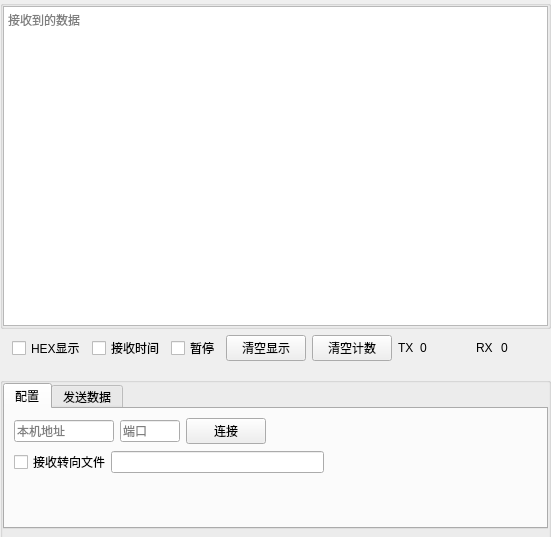
Old version of the form UI/TCPServer.ui in the repository BeiChenYx/NetDebug.
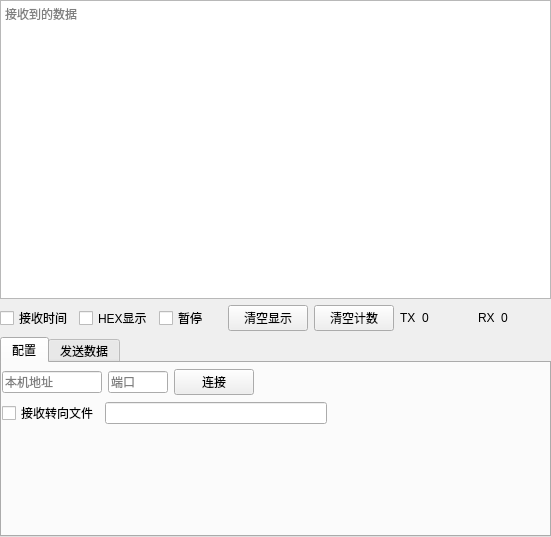
New version of the form. The open tabs and pages were chosen to show the change.

What changed in the file:
```diff
--- a/UI/TCPServer.ui
+++ b/UI/TCPServer.ui
@@ -16,27 +16,6 @@
   <property name="windowTitle">
    <string>TCP/IP_Server</string>
   </property>
-  <layout class="QGridLayout" name="gridLayout_3">
-   <property name="leftMargin">
-    <number>0</number>
-   </property>
-   <property name="topMargin">
-    <number>0</number>
-   </property>
-   <property name="rightMargin">
-    <number>0</number>
-   </property>
-   <property name="bottomMargin">
-    <number>0</number>
-   </property>
-   <property name="horizontalSpacing">
-    <number>0</number>
-   </property>
-   <item row="0" column="0">
-    <widget class="QGroupBox" name="groupBox">
-     <property name="title">
-      <string/>
-     </property>
      <layout class="QGridLayout" name="gridLayout">
       <property name="leftMargin">
        <number>0</number>
@@ -50,37 +29,14 @@
       <property name="bottomMargin">
        <number>0</number>
       </property>
-      <property name="horizontalSpacing">
-       <number>0</number>
-      </property>
-      <property name="verticalSpacing">
-       <number>3</number>
-      </property>
-      <item row="0" column="0">
-       <widget class="QTextEdit" name="textEdit">
-        <property name="placeholderText">
-         <string>接收到的数据</string>
-        </property>
-       </widget>
-      </item>
-     </layout>
-    </widget>
-   </item>
    <item row="1" column="0">
     <layout class="QHBoxLayout" name="horizontalLayout_2">
      <property name="spacing">
       <number>6</number>
      </property>
      <property name="leftMargin">
-      <number>12</number>
+      <number>0</number>
      </property>
-     <item>
-      <widget class="QCheckBox" name="checkBox_Display_Hex">
-       <property name="text">
-        <string>HEX显示</string>
-       </property>
-      </widget>
-     </item>
      <item>
       <widget class="QCheckBox" name="checkBox_Display_Time">
        <property name="text">
@@ -88,6 +44,13 @@
        </property>
       </widget>
      </item>
+     <item>
+      <widget class="QCheckBox" name="checkBox_Display_Hex">
+       <property name="text">
+        <string>HEX显示</string>
+       </property>
+      </widget>
+     </item>
      <item>
       <widget class="QCheckBox" name="checkBox_Pause_Display">
        <property name="text">
@@ -95,6 +58,19 @@
        </property>
       </widget>
      </item>
+     <item>
+      <spacer name="horizontalSpacer_4">
+       <property name="orientation">
+        <enum>Qt::Horizontal</enum>
+       </property>
+       <property name="sizeHint" stdset="0">
+        <size>
+         <width>40</width>
+         <height>20</height>
+        </size>
+       </property>
+      </spacer>
+     </item>
      <item>
       <widget class="QPushButton" name="pushButton_Clear_Recv">
        <property name="text">
@@ -168,42 +144,6 @@
     </layout>
    </item>
    <item row="2" column="0">
-    <widget class="QGroupBox" name="groupBox_4">
-     <property name="minimumSize">
-      <size>
-       <width>0</width>
-       <height>170</height>
-      </size>
-     </property>
-     <property name="maximumSize">
-      <size>
-       <width>16777215</width>
-       <height>150</height>
-      </size>
-     </property>
-     <property name="title">
-      <string/>
-     </property>
-     <layout class="QGridLayout" name="gridLayout_2">
-      <property name="leftMargin">
-       <number>0</number>
-      </property>
-      <property name="topMargin">
-       <number>0</number>
-      </property>
-      <property name="rightMargin">
-       <number>0</number>
-      </property>
-      <property name="bottomMargin">
-       <number>15</number>
-      </property>
-      <property name="horizontalSpacing">
-       <number>10</number>
-      </property>
-      <property name="verticalSpacing">
-       <number>0</number>
-      </property>
-      <item row="0" column="0">
        <widget class="QTabWidget" name="tabWidget">
         <property name="maximumSize">
          <size>
@@ -218,8 +158,20 @@
          <attribute name="title">
           <string>配置</string>
          </attribute>
-         <layout class="QGridLayout" name="gridLayout_4">
-          <item row="0" column="0">
+      <layout class="QVBoxLayout" name="verticalLayout">
+       <property name="leftMargin">
+        <number>0</number>
+       </property>
+       <property name="topMargin">
+        <number>6</number>
+       </property>
+       <property name="rightMargin">
+        <number>0</number>
+       </property>
+       <property name="bottomMargin">
+        <number>0</number>
+       </property>
+       <item>
            <layout class="QHBoxLayout" name="horizontalLayout_6">
             <item>
              <widget class="QLineEdit" name="lineEdit_IP">
@@ -272,10 +224,10 @@
             </item>
            </layout>
           </item>
-          <item row="1" column="0">
+       <item>
            <layout class="QHBoxLayout" name="horizontalLayout">
             <property name="spacing">
-             <number>0</number>
+          <number>6</number>
             </property>
             <item>
              <widget class="QCheckBox" name="checkBox_Recv_To_File">
@@ -305,7 +257,7 @@
             </item>
            </layout>
           </item>
-          <item row="2" column="0">
+       <item>
            <spacer name="verticalSpacer">
             <property name="orientation">
              <enum>Qt::Vertical</enum>
@@ -313,7 +265,7 @@
             <property name="sizeHint" stdset="0">
              <size>
               <width>20</width>
-              <height>40</height>
+           <height>107</height>
              </size>
             </property>
            </spacer>
@@ -405,7 +357,11 @@
         </widget>
        </widget>
       </item>
-     </layout>
+   <item row="0" column="0">
+    <widget class="QTextEdit" name="textEdit">
+     <property name="placeholderText">
+      <string>接收到的数据</string>
+     </property>
     </widget>
    </item>
   </layout>
```
Left out of the diff: 41 changed lines with no effect on the pictures. Lines whose indentation alone changed are shown as unchanged.
